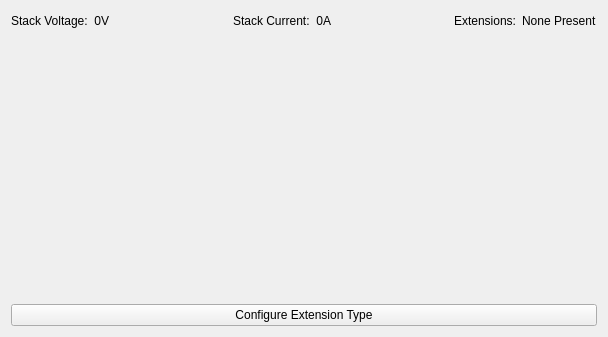
Qt form src/brickv/plugin_system/plugins/master/ui/master.ui (Tinkerforge/brickv) before a commit.
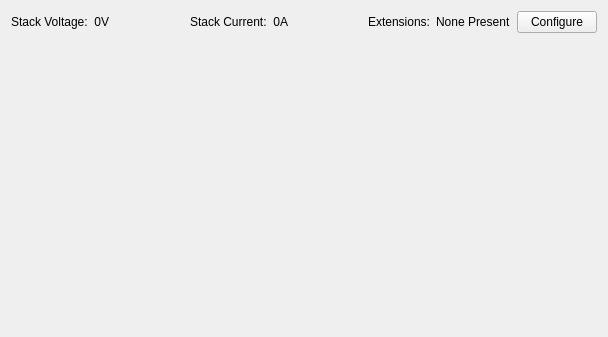
The same form after that commit.

Commit message: master: Add support for WIFI hostname configuration

The edit to the form file:
```diff
--- a/src/brickv/plugin_system/plugins/master/ui/master.ui
+++ b/src/brickv/plugin_system/plugins/master/ui/master.ui
@@ -100,6 +100,13 @@
            </property>
           </widget>
          </item>
+         <item>
+          <widget class="QPushButton" name="extension_type_button">
+           <property name="text">
+            <string>Configure</string>
+           </property>
+          </widget>
+         </item>
         </layout>
        </item>
        <item>
@@ -118,13 +125,6 @@
          </property>
         </spacer>
        </item>
-       <item>
-        <widget class="QPushButton" name="extension_type_button">
-         <property name="text">
-          <string>Configure Extension Type</string>
-         </property>
-        </widget>
-       </item>
       </layout>
      </item>
     </layout>
```
The commit also changes 4 other files.
